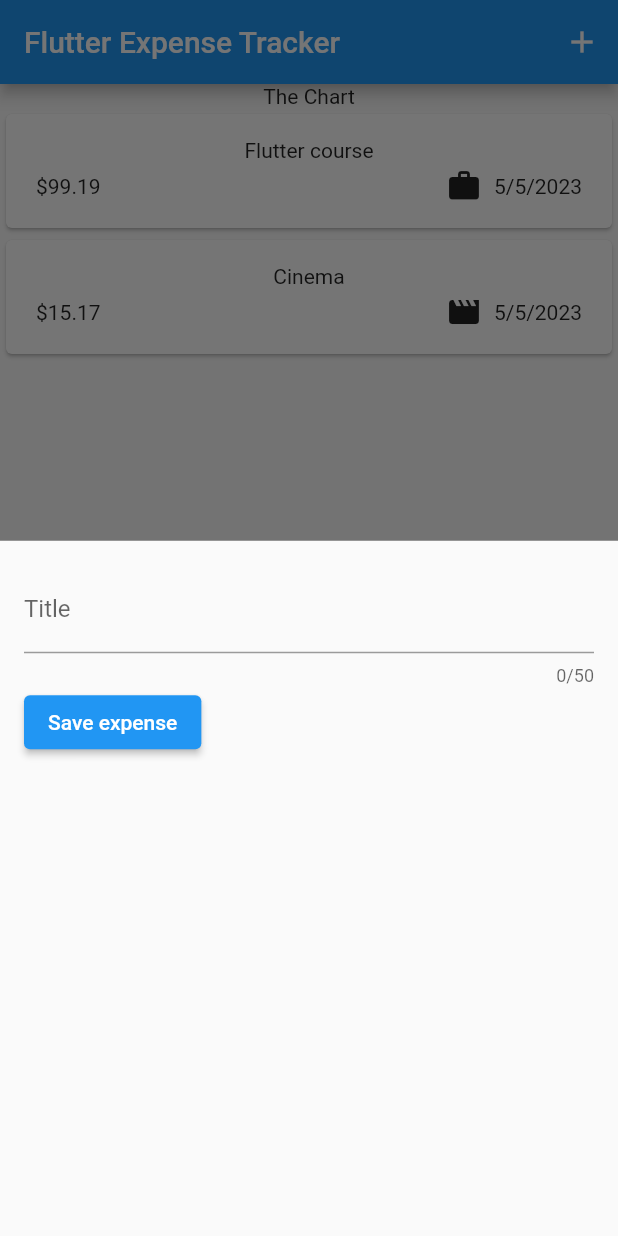
After one commit to Eduardo-Vitesse/expense-tracker, a Flutter app: the screen it shows after launch, after a tap on the "add" icon, on a phone screen of 412 x 824 dp. The commit adds this screen. Run offline on Flutter 3.47's test engine with Material 2 defaults, Android fonts, the phone set to English and light mode, and no system bars.

Commit message:
Creating expense widget

```diff
--- a/lib/main.dart
+++ b/lib/main.dart
@@ -12,6 +12,7 @@ class MainApp extends StatelessWidget {
   @override
   Widget build(BuildContext context) {
     return const MaterialApp(
+      debugShowCheckedModeBanner: false,
       home: ExpenseScreen(),
     );
   }
--- a/lib/screens/expense_screen.dart
+++ b/lib/screens/expense_screen.dart
@@ -2,6 +2,7 @@ import "package:flutter/material.dart";
 
 import "package:expense_tracker/widget/expenses_list.dart";
 import "package:expense_tracker/models/expense.dart";
+import "package:expense_tracker/widget/new_expense.dart";
 
 class ExpenseScreen extends StatefulWidget {
   const ExpenseScreen({super.key});
@@ -26,9 +27,25 @@ class _ExpenseScreenState extends State<ExpenseScreen> {
     ),
   ];
 
+  void _openAddExpenseOverlay() {
+    showModalBottomSheet(
+      context: context,
+      builder: (ctx) => const NewExpense(),
+    );
+  }
+
   @override
   Widget build(BuildContext context) {
     return Scaffold(
+      appBar: AppBar(
+        title: const Text("Flutter Expense Tracker"),
+        actions: [
+          IconButton(
+            onPressed: _openAddExpenseOverlay,
+            icon: const Icon(Icons.add),
+          ),
+        ],
+      ),
       body: Column(
         children: [
           const Text("The Chart"),
@@ -38,6 +55,5 @@ class _ExpenseScreenState extends State<ExpenseScreen> {
         ],
       ),
     );
-    ;
   }
 }
--- /dev/null
+++ b/lib/widget/new_expense.dart
@@ -0,0 +1,46 @@
+import 'package:flutter/material.dart';
+
+class NewExpense extends StatefulWidget {
+  const NewExpense({super.key});
+
+  @override
+  State<NewExpense> createState() => _NewExpenseState();
+}
+
+class _NewExpenseState extends State<NewExpense> {
+  final _titleController = TextEditingController();
+
+  @override
+  void dispose() {
+    _titleController.dispose();
+    super.dispose();
+  }
+
+  @override
+  Widget build(BuildContext context) {
+    return Padding(
+      padding: const EdgeInsets.all(16),
+      child: Column(
+        children: [
+          TextField(
+            controller: _titleController,
+            maxLength: 50,
+            decoration: const InputDecoration(
+              label: Text("Title"),
+            ),
+          ),
+          Row(
+            children: [
+              ElevatedButton(
+                onPressed: () {
+                  debugPrint(_titleController.text);
+                },
+                child: const Text("Save expense"),
+              ),
+            ],
+          )
+        ],
+      ),
+    );
+  }
+}
```
